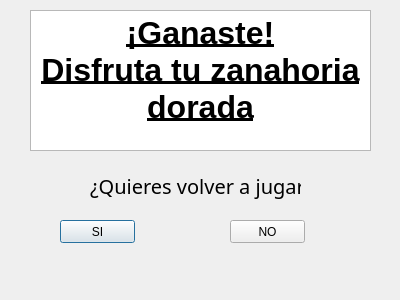
Qt form Rabbits_Adventures/triunfo.ui (Mauricioduque/Proyecto_final) before a commit.
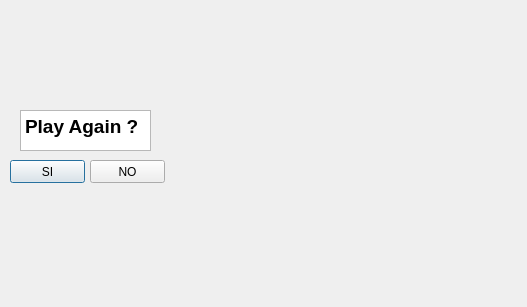
The same form after that commit. Icons and pictures are not drawn.

What changed in the file:
```diff
--- a/Rabbits_Adventures/triunfo.ui
+++ b/Rabbits_Adventures/triunfo.ui
@@ -6,76 +6,45 @@
    <rect>
     <x>0</x>
     <y>0</y>
-    <width>400</width>
-    <height>300</height>
+    <width>527</width>
+    <height>307</height>
    </rect>
   </property>
   <property name="windowTitle">
    <string>Dialog</string>
   </property>
+  <property name="styleSheet">
+   <string notr="true">
+</string>
+  </property>
   <widget class="QPushButton" name="iniciar">
    <property name="geometry">
     <rect>
-     <x>60</x>
-     <y>220</y>
-     <width>75</width>
-     <height>23</height>
-    </rect>
-   </property>
-   <property name="text">
-    <string>SI</string>
-   </property>
-  </widget>
-  <widget class="QLabel" name="label">
-   <property name="geometry">
-    <rect>
      <x>10</x>
-     <y>20</y>
-     <width>361</width>
-     <height>101</height>
+     <y>160</y>
+     <width>75</width>
+     <height>23</height>
     </rect>
    </property>
-   <property name="font">
-    <font>
-     <family>Mongolian Baiti</family>
-     <pointsize>30</pointsize>
-     <italic>true</italic>
-     <underline>true</underline>
-    </font>
+   <property name="styleSheet">
+    <string notr="true"/>
    </property>
    <property name="text">
-    <string/>
-   </property>
-  </widget>
-  <widget class="QLabel" name="label_2">
-   <property name="geometry">
-    <rect>
-     <x>90</x>
-     <y>170</y>
-     <width>211</width>
-     <height>31</height>
-    </rect>
-   </property>
-   <property name="font">
-    <font>
-     <family>Mongolian Baiti</family>
-     <pointsize>15</pointsize>
-     <underline>false</underline>
-    </font>
-   </property>
-   <property name="text">
-    <string>¿Quieres volver a jugar?</string>
+    <string>SI</string>
    </property>
   </widget>
   <widget class="QPushButton" name="pushButton_2">
    <property name="geometry">
     <rect>
-     <x>230</x>
-     <y>220</y>
+     <x>90</x>
+     <y>160</y>
      <width>75</width>
      <height>23</height>
     </rect>
    </property>
+   <property name="styleSheet">
+    <string notr="true">alternate-background-color: rgb(0, 255, 255);</string>
+   </property>
    <property name="text">
     <string>NO</string>
    </property>
@@ -83,21 +52,44 @@
   <widget class="QTextBrowser" name="textBrowser">
    <property name="geometry">
     <rect>
-     <x>30</x>
-     <y>10</y>
-     <width>341</width>
-     <height>141</height>
+     <x>20</x>
+     <y>110</y>
+     <width>131</width>
+     <height>41</height>
     </rect>
    </property>
+   <property name="styleSheet">
+    <string notr="true">
+image: url(:/roca.png);</string>
+   </property>
    <property name="html">
     <string>&lt;!DOCTYPE HTML PUBLIC &quot;-//W3C//DTD HTML 4.0//EN&quot; &quot;http://www.w3.org/TR/REC-html40/strict.dtd&quot;&gt;
 &lt;html&gt;&lt;head&gt;&lt;meta name=&quot;qrichtext&quot; content=&quot;1&quot; /&gt;&lt;style type=&quot;text/css&quot;&gt;
 p, li { white-space: pre-wrap; }
 &lt;/style&gt;&lt;/head&gt;&lt;body style=&quot; font-family:'MS Shell Dlg 2'; font-size:8.25pt; font-weight:400; font-style:normal;&quot;&gt;
-&lt;p align=&quot;center&quot; style=&quot; margin-top:0px; margin-bottom:0px; margin-left:0px; margin-right:0px; -qt-block-indent:0; text-indent:0px;&quot;&gt;&lt;span style=&quot; font-size:24pt; font-weight:600; text-decoration: underline;&quot;&gt;¡Ganaste!&lt;/span&gt;&lt;/p&gt;
-&lt;p align=&quot;center&quot; style=&quot; margin-top:0px; margin-bottom:0px; margin-left:0px; margin-right:0px; -qt-block-indent:0; text-indent:0px;&quot;&gt;&lt;span style=&quot; font-size:24pt; font-weight:600; text-decoration: underline;&quot;&gt;Disfruta tu zanahoria dorada&lt;/span&gt;&lt;/p&gt;&lt;/body&gt;&lt;/html&gt;</string>
+&lt;p style=&quot; margin-top:0px; margin-bottom:0px; margin-left:0px; margin-right:0px; -qt-block-indent:0; text-indent:0px;&quot;&gt;&lt;span style=&quot; font-size:14pt; font-weight:600;&quot;&gt;Play Again ?&lt;/span&gt;&lt;/p&gt;&lt;/body&gt;&lt;/html&gt;</string>
    </property>
   </widget>
+  <widget class="QLabel" name="label">
+   <property name="geometry">
+    <rect>
+     <x>0</x>
+     <y>-20</y>
+     <width>531</width>
+     <height>351</height>
+    </rect>
+   </property>
+   <property name="styleSheet">
+    <string notr="true">image: url(:/ganar.png);</string>
+   </property>
+   <property name="text">
+    <string/>
+   </property>
+  </widget>
+  <zorder>label</zorder>
+  <zorder>textBrowser</zorder>
+  <zorder>iniciar</zorder>
+  <zorder>pushButton_2</zorder>
  </widget>
  <resources/>
  <connections/>
```
